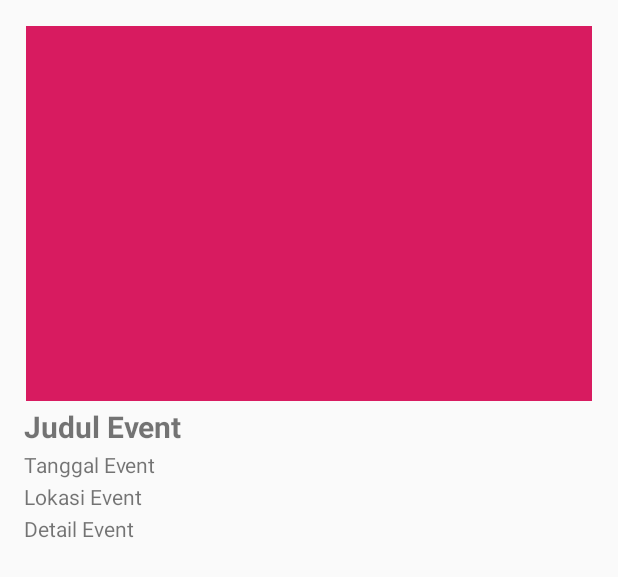
After one commit to alfhi24/stevent-android, an Android app: the layout activity_detail.xml on its own in the app's theme, with its tools: preview values and no code run, on a phone screen of 412 x 824 dp. The commit adds this screen. Shown: the top 577 px of the screen. Run offline under Robolectric (Android 15) with nearby library versions, the phone set to English and light mode, and no system bars.

Commit message:
Add files via upload

```diff
--- /dev/null
+++ b/app/src/main/res/layout/activity_detail.xml
@@ -0,0 +1,65 @@
+<?xml version="1.0" encoding="utf-8"?>
+
+
+<ScrollView xmlns:android="http://schemas.android.com/apk/res/android"
+    xmlns:app="http://schemas.android.com/apk/res-auto"
+    xmlns:tools="http://schemas.android.com/tools"
+    android:layout_width="match_parent"
+    android:layout_height="match_parent"
+    android:padding="16dp"
+    tools:context=".DetailActivity">
+
+    <RelativeLayout
+        android:layout_width="match_parent"
+        android:layout_height="match_parent" >
+
+        <ImageView
+            android:id="@+id/img_item_photo"
+            android:layout_width="match_parent"
+            android:layout_height="250dp"
+            android:layout_margin="1dp"
+            android:scaleType="centerCrop"
+            tools:src="@color/colorAccent" />
+        <TextView
+            android:id="@+id/tv_item_name"
+            android:layout_width="match_parent"
+            android:layout_height="wrap_content"
+            android:text="@string/judul_event"
+            android:layout_below="@+id/img_item_photo"
+            android:textStyle="bold"
+            android:textSize="20sp"
+            android:layout_marginTop="2dp" />
+
+        <TextView
+            android:id="@+id/tv_item_date"
+            android:layout_width="match_parent"
+            android:layout_height="wrap_content"
+            android:layout_below="@+id/tv_item_name"
+            android:text="@string/tanggal_event"
+            android:layout_marginTop="2dp"
+            />
+
+        <TextView
+            android:id="@+id/tv_item_location"
+            android:layout_width="match_parent"
+            android:layout_height="wrap_content"
+            android:layout_below="@+id/tv_item_date"
+            android:text="@string/lokasi_event"
+            android:layout_marginTop="2dp"
+            />
+
+        <TextView
+            android:id="@+id/tv_item_detail"
+            android:layout_width="match_parent"
+            android:layout_height="wrap_content"
+            android:text="@string/detail_event"
+            android:layout_below="@+id/tv_item_location"
+            android:layout_marginTop="2dp"
+            />
+
+    </RelativeLayout>
+
+
+
+
+</ScrollView>
--- a/app/src/main/res/values/strings.xml
+++ b/app/src/main/res/values/strings.xml
@@ -4,4 +4,7 @@
     <string name="tanggal_event">Tanggal Event</string>
     <string name="lokasi_event">Lokasi Event</string>
     <string name="detail_event">Detail Event</string>
+    <string name="about">About</string>
+    <string name="alfhi">Muhammad Alfhi Saputra</string>
+    <string name="alfhi_gmail">alfhi24@gmail.com</string>
 </resources>
```
Also changed, not shown: app/src/main/res/layout/activity_about.xml (added, +49 -0 lines), app/src/main/res/menu/option.xml (added, +9 -0 lines), app/src/main/res/drawable-v24/ic_launcher_foreground.xml (line endings or trailing spaces), app/src/main/res/drawable/alfhi.png (added), app/src/main/res/drawable/ic_launcher_background.xml (line endings or trailing spaces), app/src/main/res/layout/activity_main.xml (line endings or trailing spaces), app/src/main/res/layout/item_row_event.xml (line endings or trailing spaces), app/src/main/res/mipmap-anydpi-v26/ic_launcher.xml (line endings or trailing spaces), app/src/main/res/mipmap-anydpi-v26/ic_launcher_round.xml (line endings or trailing spaces), app/src/main/res/values/colors.xml (line endings or trailing spaces), app/src/main/res/values/styles.xml (line endings or trailing spaces).
